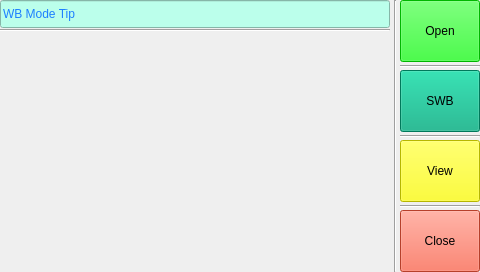
jiangyu945/git-MiniPy, file widget.ui: the form before one commit.
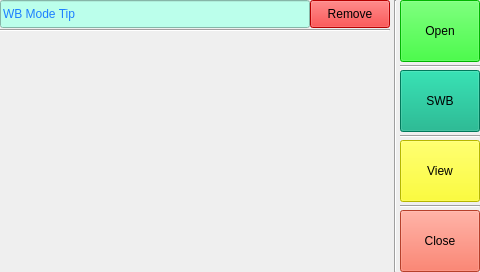
The form after the commit.

```diff
--- a/widget.ui
+++ b/widget.ui
@@ -140,7 +140,7 @@
     <rect>
      <x>0</x>
      <y>0</y>
-     <width>390</width>
+     <width>310</width>
      <height>28</height>
     </rect>
    </property>
@@ -166,6 +166,23 @@
     <enum>Qt::Horizontal</enum>
    </property>
   </widget>
+  <widget class="QPushButton" name="Bt_remove">
+   <property name="geometry">
+    <rect>
+     <x>310</x>
+     <y>0</y>
+     <width>80</width>
+     <height>28</height>
+    </rect>
+   </property>
+   <property name="styleSheet">
+    <string notr="true">background-color: rgb(255, 0, 0);
+font: 12pt &quot;Sans Serif&quot;;</string>
+   </property>
+   <property name="text">
+    <string>Remove</string>
+   </property>
+  </widget>
  </widget>
  <layoutdefault spacing="6" margin="11"/>
  <resources/>
```
